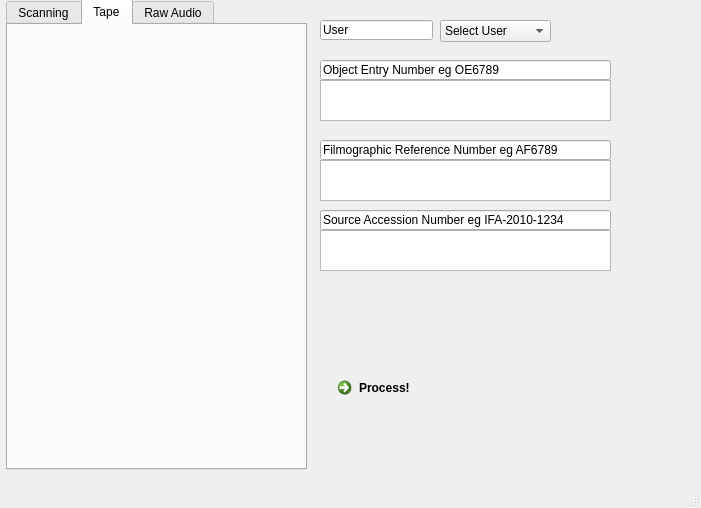
First picture: the form in premisgui.ui, repository kieranjol/IFIscripts, before the edit.
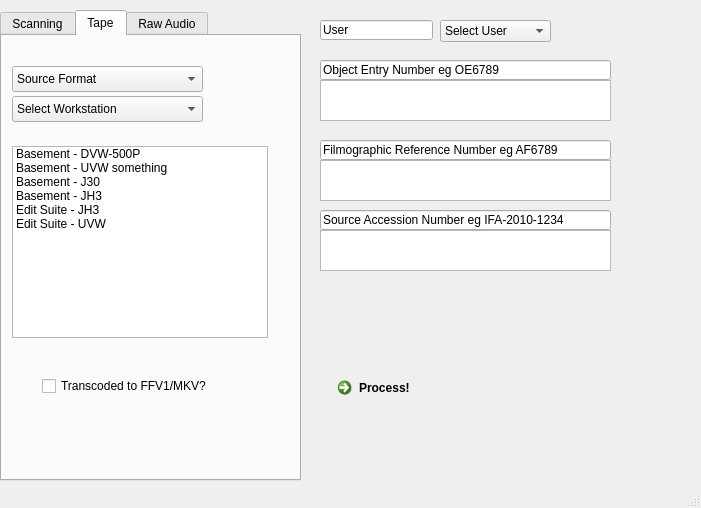
Second picture: the form after the edit. The open tabs and pages were chosen to show the change.

Commit message: premis - add revtmd tape placeholders/change relationship if image sequence is source

```diff
--- a/premisgui.ui
+++ b/premisgui.ui
@@ -17,8 +17,8 @@
    <widget class="QTabWidget" name="tabWidget">
     <property name="geometry">
      <rect>
-      <x>6</x>
-      <y>-1</y>
+      <x>0</x>
+      <y>10</y>
       <width>301</width>
       <height>471</height>
      </rect>
@@ -161,6 +161,129 @@
      <attribute name="title">
       <string>Tape</string>
      </attribute>
+     <widget class="QListWidget" name="tapeDeckList">
+      <property name="geometry">
+       <rect>
+        <x>10</x>
+        <y>110</y>
+        <width>256</width>
+        <height>192</height>
+       </rect>
+      </property>
+      <item>
+       <property name="text">
+        <string>Basement - DVW-500P</string>
+       </property>
+      </item>
+      <item>
+       <property name="text">
+        <string>Basement - UVW something</string>
+       </property>
+      </item>
+      <item>
+       <property name="text">
+        <string>Basement - J30</string>
+       </property>
+      </item>
+      <item>
+       <property name="text">
+        <string>Basement - JH3</string>
+       </property>
+      </item>
+      <item>
+       <property name="text">
+        <string>Edit Suite - JH3</string>
+       </property>
+      </item>
+      <item>
+       <property name="text">
+        <string>Edit Suite - UVW</string>
+       </property>
+      </item>
+     </widget>
+     <widget class="QComboBox" name="tapeFormatComboBox">
+      <property name="geometry">
+       <rect>
+        <x>10</x>
+        <y>30</y>
+        <width>191</width>
+        <height>26</height>
+       </rect>
+      </property>
+      <item>
+       <property name="text">
+        <string>Source Format</string>
+       </property>
+      </item>
+      <item>
+       <property name="text">
+        <string>Betacam SP</string>
+       </property>
+      </item>
+      <item>
+       <property name="text">
+        <string>Digital Betacam</string>
+       </property>
+      </item>
+      <item>
+       <property name="text">
+        <string>Mini DV</string>
+       </property>
+      </item>
+     </widget>
+     <widget class="QComboBox" name="tapeWorkstationComboBox">
+      <property name="geometry">
+       <rect>
+        <x>10</x>
+        <y>60</y>
+        <width>191</width>
+        <height>26</height>
+       </rect>
+      </property>
+      <item>
+       <property name="text">
+        <string>Select Workstation</string>
+       </property>
+      </item>
+      <item>
+       <property name="text">
+        <string>Edit Suite 1</string>
+       </property>
+      </item>
+      <item>
+       <property name="text">
+        <string>Edit Suite 2</string>
+       </property>
+      </item>
+      <item>
+       <property name="text">
+        <string>Edit suite 3</string>
+       </property>
+      </item>
+      <item>
+       <property name="text">
+        <string>Ingest Station 1</string>
+       </property>
+      </item>
+      <item>
+       <property name="text">
+        <string>Ingest Station 2</string>
+       </property>
+      </item>
+     </widget>
+     <widget class="QCheckBox" name="ffv1CheckBox">
+      <property name="geometry">
+       <rect>
+        <x>40</x>
+        <y>340</y>
+        <width>231</width>
+        <height>20</height>
+       </rect>
+      </property>
+      <property name="text">
+       <string>Transcoded to FFV1/MKV?</string>
+      </property>
+     </widget>
     </widget>
     <widget class="QWidget" name="rawAudioTab">
      <attribute name="title">
```
Left out of the diff: 4 changed lines with no effect on the pictures. The commit also changes 3 other files.
